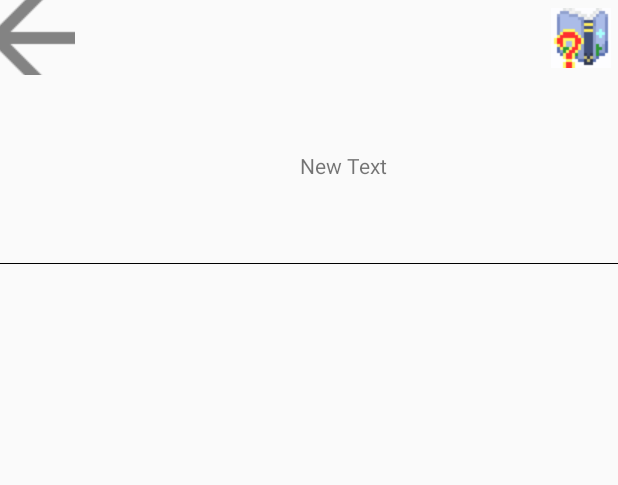
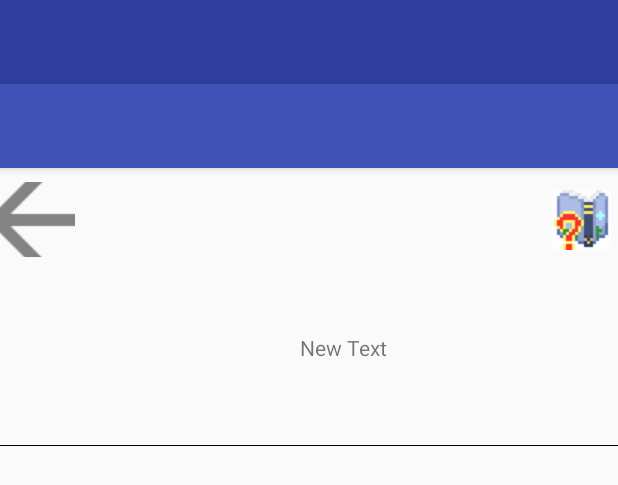
Before and after one commit to KentaFukaya/ProjectMainVer2, an Android app: the layout zukandetail_main.xml on its own in the app's theme, with its tools: preview values and no code run, on a phone screen of 412 x 824 dp. Shown: the top 485 px of the screen. Run offline under Robolectric (Android 15) with nearby library versions, the phone set to English and light mode, and no system bars.

Commit message:
[Zukandetail] メニューバーの実装

```diff
--- a/app/src/main/AndroidManifest.xml
+++ b/app/src/main/AndroidManifest.xml
@@ -22,7 +22,9 @@
         <activity android:name=".ZukanList.ZukanListActivity"
                   android:theme="@style/AppTheme.NoActionBar"
             />
-        <activity android:name=".ZukanDetail.ZukanDetaiActivity"/>
+        <activity android:name=".ZukanDetail.ZukanDetaiActivity"
+                  android:theme="@style/AppTheme.NoActionBar"
+            />
         <activity android:name=".Quiz.QuizActivity"/>
         <activity android:name=".panframe.SimplePlayerActivity"/>
         <activity android:name=".Image.ImageActivity"/>
--- /dev/null
+++ b/app/src/main/res/layout/zukandetail_appbar.xml
@@ -0,0 +1,26 @@
+<?xml version="1.0" encoding="utf-8"?>
+<android.support.design.widget.CoordinatorLayout xmlns:android="http://schemas.android.com/apk/res/android"
+    xmlns:app="http://schemas.android.com/apk/res-auto"
+    xmlns:tools="http://schemas.android.com/tools"
+    android:layout_width="match_parent"
+    android:layout_height="match_parent"
+    android:fitsSystemWindows="true"
+    tools:context="xyz.virtual_diving.projectmainver2.ZukanDetail.ZukanDetaiActivity">
+
+    <android.support.design.widget.AppBarLayout
+        android:layout_width="match_parent"
+        android:layout_height="wrap_content"
+        android:theme="@style/AppTheme.AppBarOverlay">
+
+        <android.support.v7.widget.Toolbar
+            android:id="@+id/toolbar"
+            android:layout_width="match_parent"
+            android:layout_height="?attr/actionBarSize"
+            android:background="?attr/colorPrimary"
+            app:popupTheme="@style/AppTheme.PopupOverlay" />
+
+    </android.support.design.widget.AppBarLayout>
+
+    <include layout="@layout/zukandetail_content" />
+
+</android.support.design.widget.CoordinatorLayout>
--- /dev/null
+++ b/app/src/main/res/layout/zukandetail_content.xml
@@ -0,0 +1,75 @@
+<?xml version="1.0" encoding="utf-8"?>
+<LinearLayout
+    xmlns:android="http://schemas.android.com/apk/res/android"
+    android:orientation="vertical"
+    android:layout_marginTop="65dp"
+    android:layout_width="match_parent"
+    android:layout_height="match_parent"
+    >
+
+    <LinearLayout
+        android:orientation="horizontal"
+        android:layout_width="match_parent"
+        android:layout_height="wrap_content"
+        android:weightSum="1">
+        <ImageButton
+            android:src="@drawable/zukandetail_action_back"
+            android:background="@null"
+            android:layout_width="50dp"
+            android:layout_height="50dp"
+            android:id="@+id/ZukanDetail_back"
+            android:layout_gravity="left" />
+        <View
+            android:layout_width="0dp"
+            android:layout_height="1dp"
+            android:layout_weight="1"
+            />
+        <ImageButton
+            android:src="@drawable/zukandetail_quiz"
+            android:background="@null"
+            android:layout_width="50dp"
+            android:layout_height="50dp"
+            android:id="@+id/ZukanDetail_quiz"
+            android:layout_gravity="right"
+             />
+    </LinearLayout>
+        <LinearLayout
+            android:orientation="horizontal"
+            android:layout_width="match_parent"
+            android:layout_height="wrap_content"
+            android:weightSum="1">
+            <ImageView
+                android:layout_marginLeft="50dp"
+                android:layout_width="100dp"
+                android:layout_height="100dp"
+                android:id="@+id/ZukanDetail_pic" />
+            <LinearLayout
+                android:orientation="vertical"
+                android:layout_width="match_parent"
+                android:layout_height="wrap_content" >
+                    <TextView
+                        android:layout_width="wrap_content"
+                        android:layout_height="wrap_content"
+                        android:textSize="30dp"
+                        android:layout_marginLeft="50dp"
+                        android:id="@+id/ZukanDetail_fishName"/>
+                    <TextView
+                        android:layout_width="wrap_content"
+                        android:layout_height="wrap_content"
+                        android:text="New Text"
+                        android:layout_marginTop="10dp"
+                        android:layout_marginLeft="50dp"
+                        android:id="@+id/ZukanDetail_abstarct" />
+            </LinearLayout>
+        </LinearLayout>
+    <View
+        android:layout_marginTop="25dp"
+        android:layout_width="match_parent"
+        android:layout_height="1px"
+        android:background="#000000" />
+    <android.support.v4.view.ViewPager
+        android:layout_width="wrap_content"
+        android:layout_height="wrap_content"
+        android:layout_marginTop="25dp"
+        android:id="@+id/ZukanDetail_ViewPager"/>
+</LinearLayout>
--- a/app/src/main/res/layout/zukandetail_main.xml
+++ b/app/src/main/res/layout/zukandetail_main.xml
@@ -1,73 +1,26 @@
 <?xml version="1.0" encoding="utf-8"?>
-<LinearLayout
-    xmlns:android="http://schemas.android.com/apk/res/android"
-    android:orientation="vertical"
-    android:layout_width="fill_parent"
-    android:layout_height="fill_parent">
+<android.support.v4.widget.DrawerLayout xmlns:android="http://schemas.android.com/apk/res/android"
+    xmlns:app="http://schemas.android.com/apk/res-auto"
+    xmlns:tools="http://schemas.android.com/tools"
+    android:id="@+id/drawer_layout"
+    android:layout_width="match_parent"
+    android:layout_height="match_parent"
+    android:fitsSystemWindows="true"
+    tools:openDrawer="start">
 
-    <LinearLayout
-        android:orientation="horizontal"
+    <include
+        layout="@layout/zukandetail_appbar"
         android:layout_width="match_parent"
-        android:layout_height="wrap_content"
-        android:weightSum="1">
-        <ImageButton
-            android:src="@drawable/zukandetail_action_back"
-            android:background="@null"
-            android:layout_width="50dp"
-            android:layout_height="50dp"
-            android:id="@+id/ZukanDetail_back"
-            android:layout_gravity="left" />
-        <View
-            android:layout_width="0dp"
-            android:layout_height="1dp"
-            android:layout_weight="1"
-            />
-        <ImageButton
-            android:src="@drawable/zukandetail_quiz"
-            android:background="@null"
-            android:layout_width="50dp"
-            android:layout_height="50dp"
-            android:id="@+id/ZukanDetail_quiz"
-            android:layout_gravity="right"
-             />
-    </LinearLayout>
-        <LinearLayout
-            android:orientation="horizontal"
-            android:layout_width="match_parent"
-            android:layout_height="wrap_content"
-            android:weightSum="1">
-            <ImageView
-                android:layout_marginLeft="50dp"
-                android:layout_width="100dp"
-                android:layout_height="100dp"
-                android:id="@+id/ZukanDetail_pic" />
-            <LinearLayout
-                android:orientation="vertical"
-                android:layout_width="match_parent"
-                android:layout_height="wrap_content" >
-                    <TextView
-                        android:layout_width="wrap_content"
-                        android:layout_height="wrap_content"
-                        android:textSize="30dp"
-                        android:layout_marginLeft="50dp"
-                        android:id="@+id/ZukanDetail_fishName"/>
-                    <TextView
-                        android:layout_width="wrap_content"
-                        android:layout_height="wrap_content"
-                        android:text="New Text"
-                        android:layout_marginTop="10dp"
-                        android:layout_marginLeft="50dp"
-                        android:id="@+id/ZukanDetail_abstarct" />
-            </LinearLayout>
-        </LinearLayout>
-    <View
-        android:layout_marginTop="25dp"
-        android:layout_width="match_parent"
-        android:layout_height="1px"
-        android:background="#000000" />
-    <android.support.v4.view.ViewPager
+        android:layout_height="match_parent" />
+
+    <android.support.design.widget.NavigationView
+        android:id="@+id/nav_view"
         android:layout_width="wrap_content"
-        android:layout_height="wrap_content"
-        android:layout_marginTop="25dp"
-        android:id="@+id/ZukanDetail_ViewPager"/>
-</LinearLayout>
+        android:layout_height="match_parent"
+        android:layout_gravity="start"
+        android:layout_marginTop="90dp"
+        android:background="#FFFFFF"
+        app:menu="@menu/activity_main_drawer"
+        android:visibility="invisible"/>
+
+</android.support.v4.widget.DrawerLayout>
```
Also changed, not shown: app/src/main/java/xyz/virtual_diving/projectmainver2/ZukanDetail/ZukanDetaiActivity.java (+100 -1 lines), app/src/main/res/layout/zukanlist_maincp.xml (deleted, +0 -20 lines).
